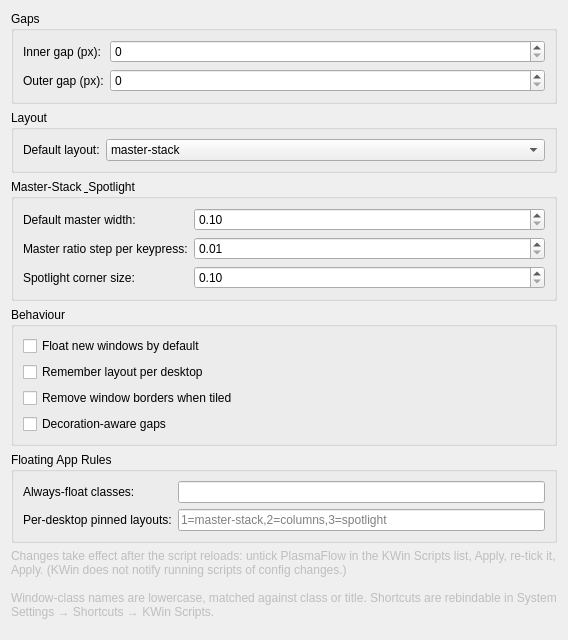
PSEUDOSTAGE/PlasmaFlow, file contents/ui/config.ui: the form before one commit.
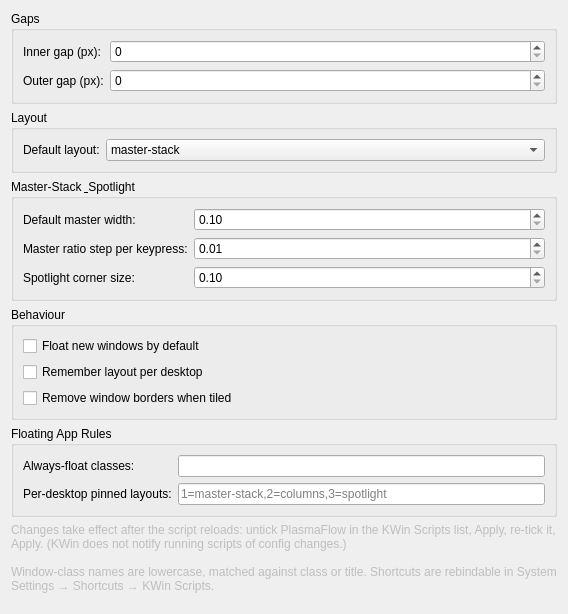
The form after the commit.

Commit message:
Drop decoration-aware gaps; keep borderless tiling
Decoration-aware gaps was marginal — a no-op without visible side/bottom
borders, and it couldn't tighten the title-bar seam between stacked
windows. Removed the config entry, KCM checkbox, and the captureDeco/
compensateDecorations/decoExtents helpers. Borderless tiling stays.
CLAUDE.md keeps a short note on why it was dropped.

```diff
--- a/contents/ui/config.ui
+++ b/contents/ui/config.ui
@@ -130,12 +130,6 @@
         <property name="toolTip"><string>Strip the title bar and borders from tiled windows for a clean i3-style look. Borders are restored when a window floats or is parked. Windows that draw their own decorations (client-side) are unaffected.</string></property>
        </widget>
       </item>
-      <item>
-       <widget class="QCheckBox" name="kcfg_decorationAwareGaps">
-        <property name="text"><string>Decoration-aware gaps</string></property>
-        <property name="toolTip"><string>Compensate the gap for window border thickness so the visible spacing between window contents matches the configured gap. Only affects windows that keep their borders; no effect alongside "Remove window borders when tiled".</string></property>
-       </widget>
-      </item>
      </layout>
     </widget>
    </item>
```
The commit also changes 3 other files.
